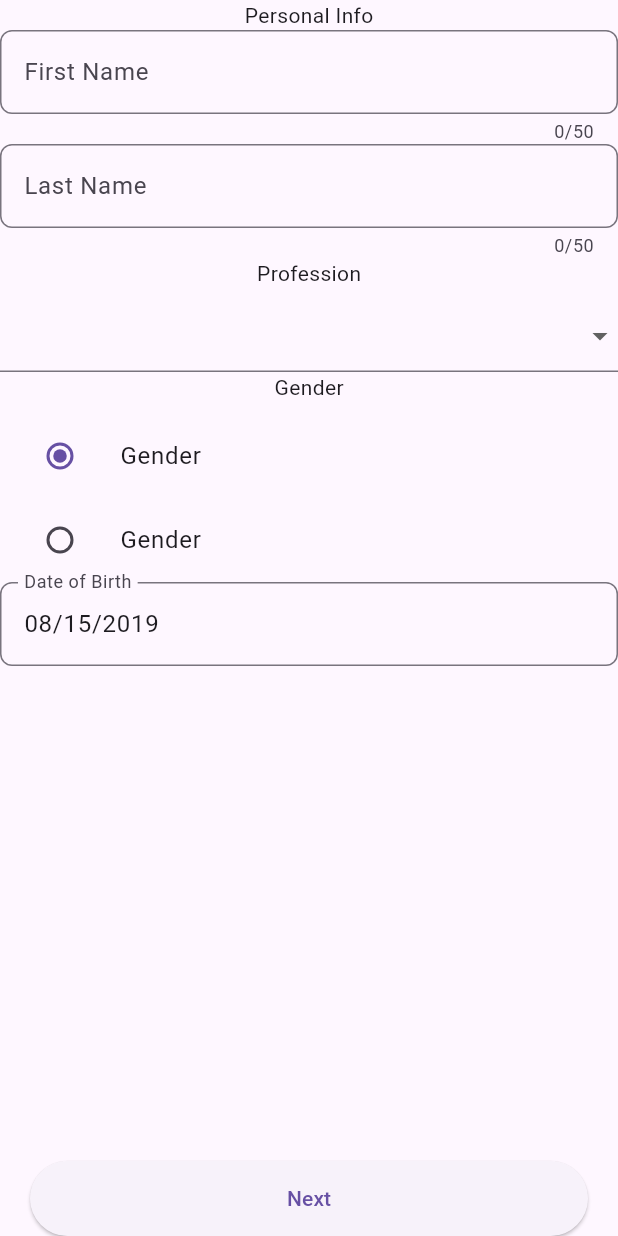
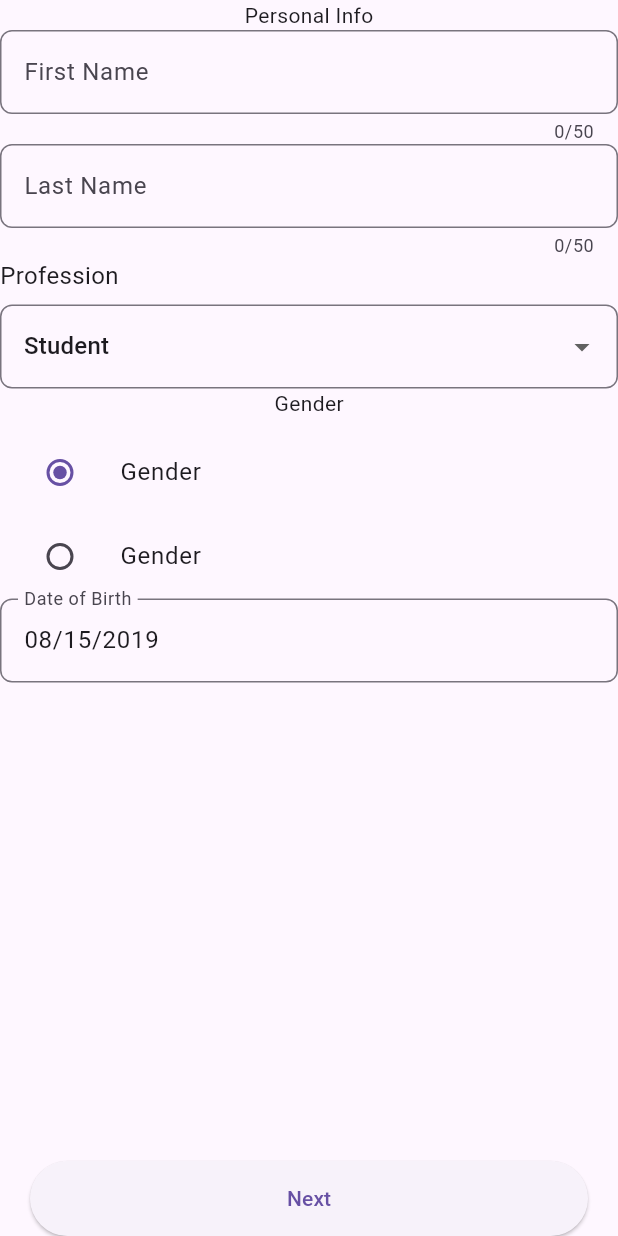
Before and after one commit to prash5t/dynamicform-flutter, a Flutter app: the screen it shows after launch, after a tap on "Fill dynamic form", on a phone screen of 412 x 824 dp. Run offline on Flutter 3.47's test engine with Material 3 defaults, Android fonts, the phone set to English and light mode, and no system bars; missing offline and left inert: flutter_json_view.

Commit message:
update: text label outside of text field widget

```diff
--- a/lib/presentation/widgets/dropdown_widget.dart
+++ b/lib/presentation/widgets/dropdown_widget.dart
@@ -1,5 +1,7 @@
+import 'package:dynamicform/core/extensions/num_extensions.dart';
 import 'package:dynamicform/core/model/field_model.dart';
 import 'package:dynamicform/core/model/option_to_select_model.dart';
+import 'package:dynamicform/presentation/widgets/custom_text_widget.dart';
 import 'package:flutter/material.dart';
 
 class DynamicDropDownWidget extends StatelessWidget {
@@ -11,9 +13,10 @@ class DynamicDropDownWidget extends StatelessWidget {
     List<DynamicOptionToSelectModel> optionsToSelect =
         fieldModel.optionsToSelect ?? [];
     return Column(
+      crossAxisAlignment: CrossAxisAlignment.start,
       children: [
-        Text(fieldModel.label ?? ""),
-        const SizedBox(height: 8),
+        CustomText(text: fieldModel.label ?? ""),
+        8.toHGap(),
         DropdownButtonFormField<String>(
             items: optionsToSelect.map((DynamicOptionToSelectModel option) {
               return DropdownMenuItem<String>(
@@ -21,6 +24,10 @@ class DynamicDropDownWidget extends StatelessWidget {
                 child: Text(option.displayValue!),
               );
             }).toList(),
+            value: optionsToSelect[0].submitValue,
+            decoration: InputDecoration(
+                border:
+                    OutlineInputBorder(borderRadius: BorderRadius.circular(8))),
             onChanged: (pickedOption) {}),
       ],
     );
```
